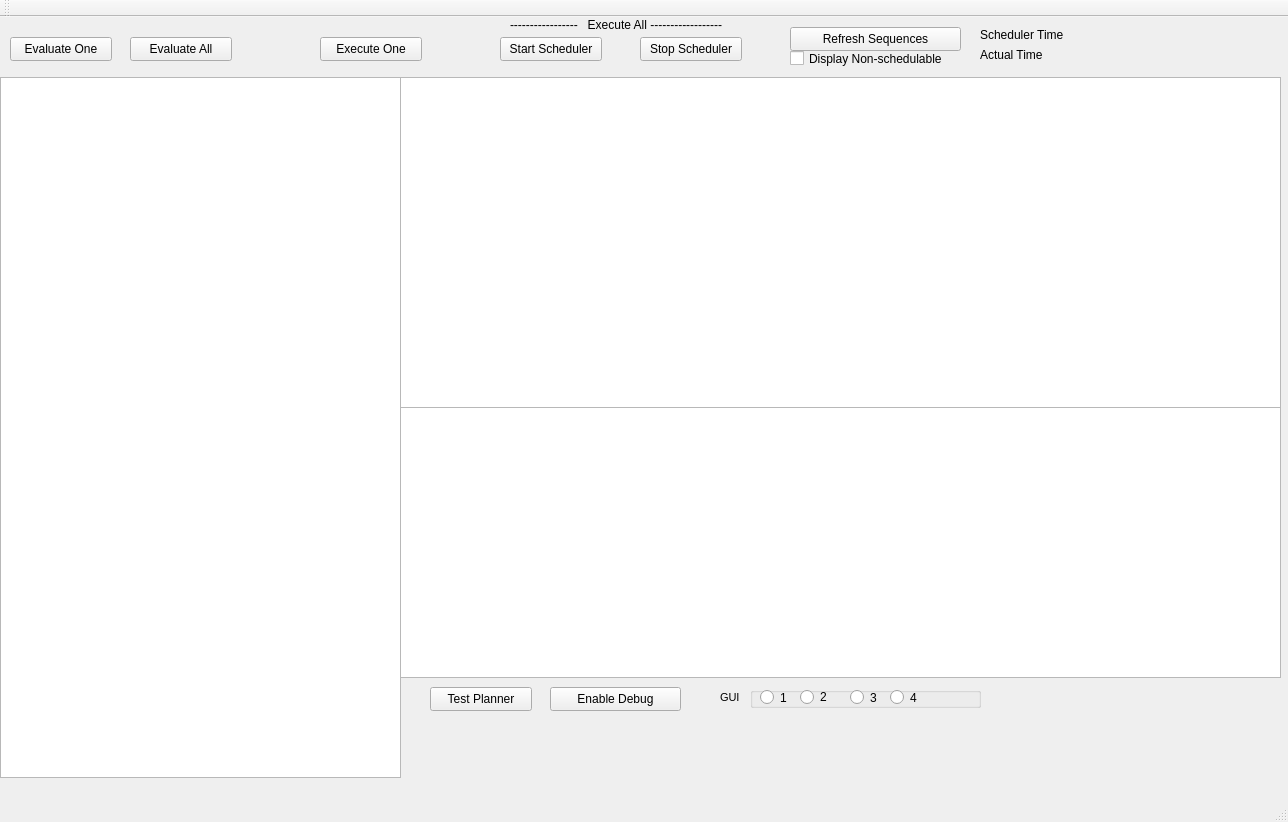
First picture: the form in COBCoreScheduler/mainwindow.ui, repository ipa320/accompany, before the edit.
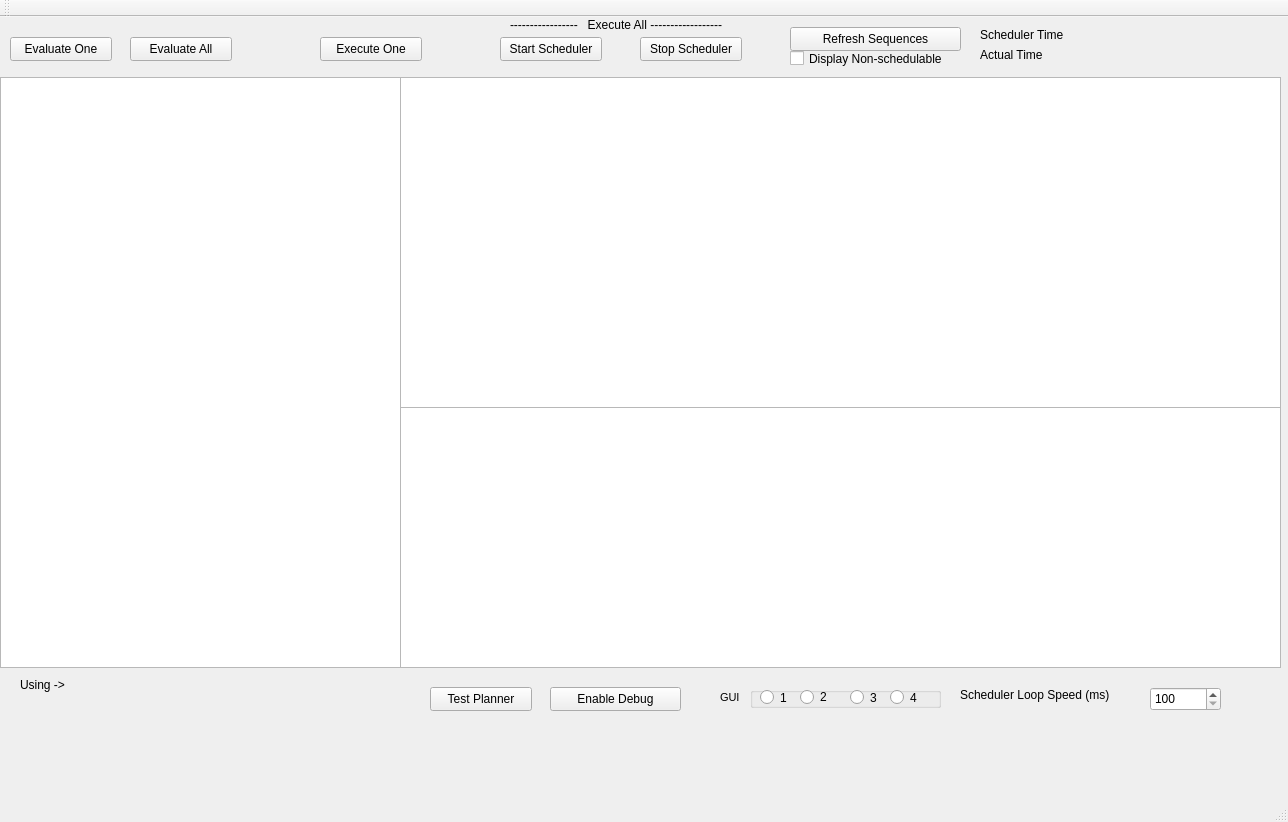
Second picture: the form after the edit.

Patch:
```diff
--- a/COBCoreScheduler/mainwindow.ui
+++ b/COBCoreScheduler/mainwindow.ui
@@ -20,7 +20,7 @@
       <x>0</x>
       <y>60</y>
       <width>401</width>
-      <height>701</height>
+      <height>591</height>
      </rect>
     </property>
     <property name="sizePolicy">
@@ -77,9 +77,9 @@
    <widget class="QLabel" name="userlabel">
     <property name="geometry">
      <rect>
-      <x>910</x>
-      <y>670</y>
-      <width>161</width>
+      <x>410</x>
+      <y>630</y>
+      <width>531</width>
       <height>16</height>
      </rect>
     </property>
@@ -164,7 +164,7 @@
       <x>400</x>
       <y>390</y>
       <width>881</width>
-      <height>271</height>
+      <height>261</height>
      </rect>
     </property>
     <property name="horizontalScrollMode">
@@ -304,7 +304,7 @@
      <rect>
       <x>750</x>
       <y>670</y>
-      <width>231</width>
+      <width>191</width>
       <height>21</height>
      </rect>
     </property>
@@ -364,6 +364,64 @@
      </property>
     </widget>
    </widget>
+   <widget class="QSpinBox" name="speedSpinBox">
+    <property name="geometry">
+     <rect>
+      <x>1150</x>
+      <y>670</y>
+      <width>71</width>
+      <height>24</height>
+     </rect>
+    </property>
+    <property name="minimum">
+     <number>100</number>
+    </property>
+    <property name="maximum">
+     <number>3001</number>
+    </property>
+    <property name="singleStep">
+     <number>50</number>
+    </property>
+   </widget>
+   <widget class="QLabel" name="label_3">
+    <property name="geometry">
+     <rect>
+      <x>960</x>
+      <y>670</y>
+      <width>181</width>
+      <height>16</height>
+     </rect>
+    </property>
+    <property name="text">
+     <string>Scheduler Loop Speed (ms)</string>
+    </property>
+   </widget>
+   <widget class="QLabel" name="label_4">
+    <property name="geometry">
+     <rect>
+      <x>20</x>
+      <y>660</y>
+      <width>61</width>
+      <height>16</height>
+     </rect>
+    </property>
+    <property name="text">
+     <string>Using -&gt; </string>
+    </property>
+   </widget>
+   <widget class="QLabel" name="sceanrioLabel">
+    <property name="geometry">
+     <rect>
+      <x>80</x>
+      <y>660</y>
+      <width>221</width>
+      <height>16</height>
+     </rect>
+    </property>
+    <property name="text">
+     <string/>
+    </property>
+   </widget>
   </widget>
   <widget class="QToolBar" name="mainToolBar">
    <attribute name="toolBarArea">
```
